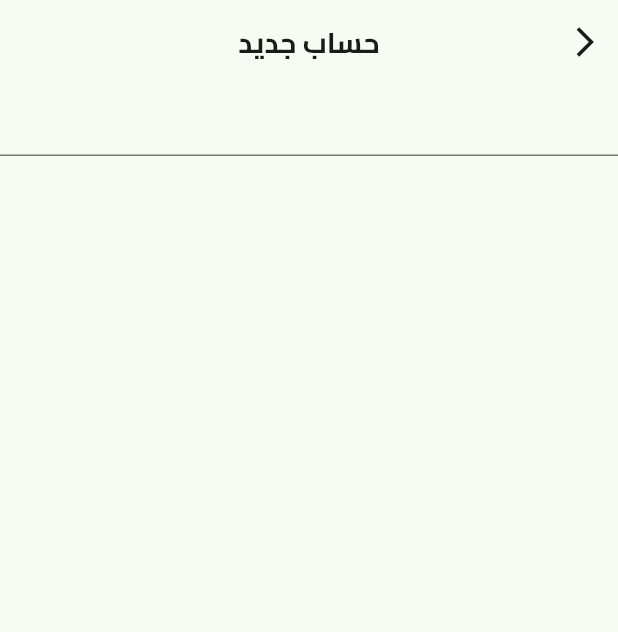
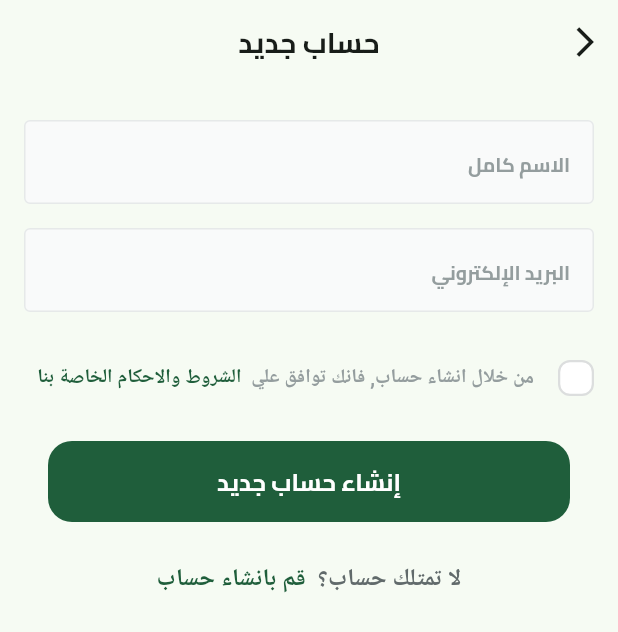
Before and after one commit to menna-adel10/FruitHub, a Flutter app: the SignUpView screen opened directly, on a phone screen of 412 x 824 dp. Shown: the top 632 px of the screen. Run offline on Flutter 3.47's test engine with Material 3 defaults, Android fonts, the phone set to English and light mode, and no system bars; our stand-ins replace dots_indicator, flutter_svg, shared_preferences; accounts and stored records are empty.

Commit message:
finished signup body and update terms and conditions widget

```diff
--- a/lib/features/auth/views/sign_up.dart
+++ b/lib/features/auth/views/sign_up.dart
@@ -11,7 +11,7 @@ class SignUpView extends StatelessWidget {
   Widget build(BuildContext context) {
     return Scaffold(
       appBar: buildAppBar(context, title: 'حساب جديد',),
-      body: SignUpViewBody(),
+      body: SignupViewBody(),
     );
 
   }
--- a/lib/features/auth/views/widgets/sign_up_view_body.dart
+++ b/lib/features/auth/views/widgets/sign_up_view_body.dart
@@ -1,10 +1,66 @@
 import 'package:flutter/material.dart';
+import 'package:fruit_hub/constants.dart';
+import 'package:fruit_hub/features/auth/views/widgets/terms_and_conditions.dart';
 
-class SignUpViewBody extends StatelessWidget {
-  const SignUpViewBody({super.key});
+import '../../../../core/utils/custom_button.dart';
+import '../../../../core/widgets/custom_text_field.dart';
+import 'dont_have_an_account.dart';
+import 'have_an_account.dart';
+
+class SignupViewBody extends StatefulWidget {
+  const SignupViewBody({super.key});
+
+  @override
+  State<SignupViewBody> createState() => _SignupViewBodyState();
+}
+
+class _SignupViewBodyState extends State<SignupViewBody> {
+  final GlobalKey<FormState> formKey = GlobalKey<FormState>();
+
+
+  late bool isTermsAccepted = false;
 
   @override
   Widget build(BuildContext context) {
-    return TextFormField();
+    return SingleChildScrollView(
+      child: Padding(
+        padding: const EdgeInsets.symmetric(horizontal: kHorizontalPadding),
+        child: Column(
+          children: [
+            const SizedBox(
+              height: 24,
+            ),
+            CustomTextField(
+              hintText: 'الاسم كامل',
+            ),
+            const SizedBox(
+              height: 16,
+            ),
+            CustomTextField(
+              hintText: 'البريد الإلكتروني',
+            ),
+            const SizedBox(
+              height: 16,
+            ),
+
+            const SizedBox(
+              height: 16,
+            ),
+            TermsAndConditions(),
+            const SizedBox(
+              height: 30,
+            ),
+            CustomButton(
+              onPressed: () {},
+              text: 'إنشاء حساب جديد',
+            ),
+            const SizedBox(
+              height: 26,
+            ),
+            const DontHaveAnAccountWidget(),
+          ],
+        ),
+      ),
+    );
   }
 }
--- a/lib/features/auth/views/widgets/terms_and_conditions.dart
+++ b/lib/features/auth/views/widgets/terms_and_conditions.dart
@@ -1,6 +1,4 @@
 import 'package:flutter/material.dart';
-import 'package:flutter_svg/flutter_svg.dart';
-import '../../../../core/utils/app_images.dart';
 import '../../../../core/utils/app_text_styles.dart';
 import '../../../../core/utils/colors.dart';
 import 'custom_check_box.dart';
@@ -21,8 +19,9 @@ class _TermsAndConditionsState extends State<TermsAndConditions> {
       children: [
         CustomCheckBox(
           onChecked: (value) {
-            isTermsAccepted = value;
-            setState(() {});
+            setState(() {
+              isTermsAccepted = value;
+            });
           },
           isChecked: isTermsAccepted,
         ),
```
